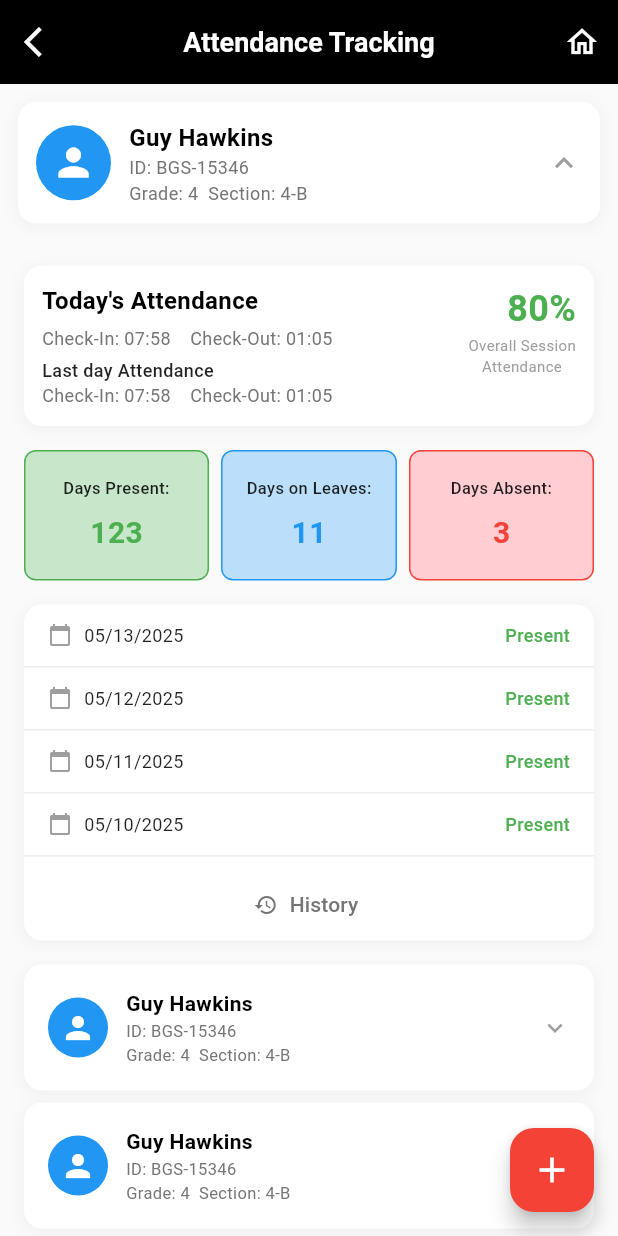
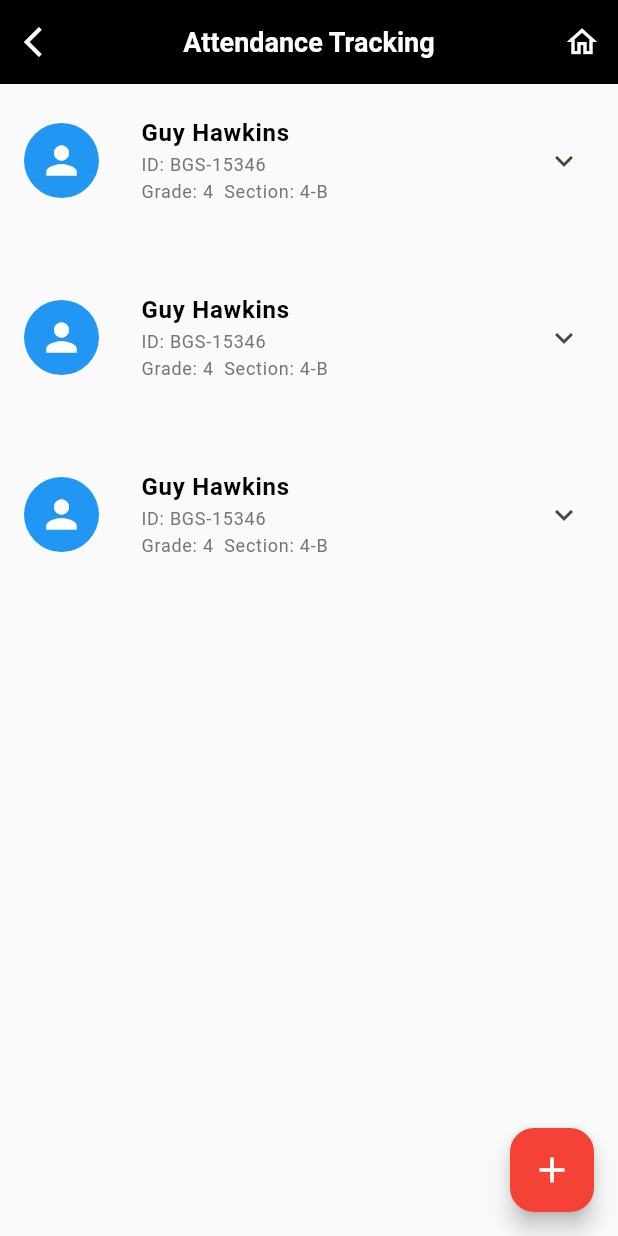
Before and after one commit to HMKazmi/Pulse1, a Flutter app: the screen it shows after launch, on a phone screen of 412 x 824 dp. Run offline on Flutter 3.47's test engine with Material 3 defaults, Android fonts, the light colour scheme and no system bars; our stand-ins replace lucide_icons.

Commit message:
Change the Attendance Screen tiles to expansion tiles.

```diff
--- a/lib/views/AttendanceScreen.dart
+++ b/lib/views/AttendanceScreen.dart
@@ -138,13 +138,11 @@ class _AttendanceScreenState extends State<AttendanceScreen> {
                   children: [
                     if (attendanceData != null) _buildMainStudentCard(),
                     const SizedBox(height: 16),
-                    if (attendanceData != null) _buildTodayAttendance(),
+                    if (attendanceData != null) _buildMainStudentCard(),
+
                     const SizedBox(height: 16),
-                    if (attendanceData != null) _buildAttendanceSummary(),
-                    const SizedBox(height: 16),
-                    if (attendanceData != null) _buildAttendanceHistory(),
-                    const SizedBox(height: 16),
-                    _buildOtherStudents(),
+                    if (attendanceData != null) _buildMainStudentCard(),
+                    // _buildOtherStudents(),
                     const SizedBox(height: 80),
                   ],
                 ),
@@ -158,36 +156,14 @@ class _AttendanceScreenState extends State<AttendanceScreen> {
   }
 
   Widget _buildMainStudentCard() {
-    final data = attendanceData!;
-    return Container(
-      margin: const EdgeInsets.symmetric(horizontal: 12, vertical: 12),
+    return ExpansionTile(
+      title: Container(
         padding: const EdgeInsets.all(12),
-      decoration: BoxDecoration(
-        color: Colors.white,
-        borderRadius: BorderRadius.circular(12),
-        boxShadow: [
-          BoxShadow(
-            color: Colors.grey.withOpacity(0.1),
-            spreadRadius: 1,
-            blurRadius: 8,
-            offset: const Offset(0, 2),
-          ),
-        ],
-      ),
-      child: Row(
-        children: [
-          const CircleAvatar(
-            radius: 25,
-            backgroundColor: Colors.blue,
-            child: Icon(Icons.person, color: Colors.white, size: 30),
-          ),
-          const SizedBox(width: 12),
-          Expanded(
         child: Column(
           crossAxisAlignment: CrossAxisAlignment.start,
           children: [
             Text(
-                  data.studentName,
+              attendanceData!.studentName,
               style: const TextStyle(
                 fontSize: 16,
                 fontWeight: FontWeight.w600,
@@ -195,19 +171,29 @@ class _AttendanceScreenState extends State<AttendanceScreen> {
               ),
             ),
             Text(
-                  'ID: ${data.studentId}',
+              'ID: ${attendanceData!.studentId}',
               style: TextStyle(fontSize: 12, color: Colors.grey[600]),
             ),
             Text(
-                  'Grade: ${data.grade}  Section: ${data.section}',
+              'Grade: ${attendanceData!.grade}  Section: ${attendanceData!.section}',
               style: TextStyle(fontSize: 12, color: Colors.grey[600]),
             ),
           ],
         ),
       ),
-          const Icon(Icons.keyboard_arrow_up, color: Colors.grey, size: 24),
+
+      leading: const CircleAvatar(
+        radius: 25,
+        backgroundColor: Colors.blue,
+        child: Icon(Icons.person, color: Colors.white, size: 30),
+      ),
+      children: [
+        if (attendanceData != null) _buildTodayAttendance(),
+        const SizedBox(height: 16),
+        if (attendanceData != null) _buildAttendanceSummary(),
+        const SizedBox(height: 16),
+        if (attendanceData != null) _buildAttendanceHistory(),
       ],
-      ),
     );
   }
 
```
Lines whose indentation alone changed are shown as unchanged.
